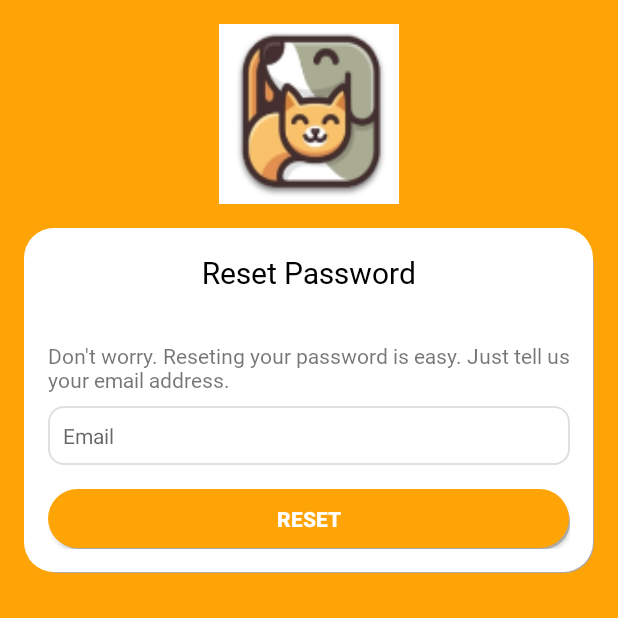
After one commit to haryandrafatwa/AdorablePet, an Android app: the ResetPasswordActivity screen opened directly, with no data from a screen before it, on a phone screen of 412 x 824 dp, the top half of it. The commit adds this screen. Run offline under Robolectric (Android 15) with nearby library versions, the phone set to English and light mode, and no system bars; our stand-ins replace Firebase (no records; nobody signed in at launch, a user with empty details on screens opened directly).

Commit message:
Reset Password Page

```diff
--- a/app/build.gradle
+++ b/app/build.gradle
@@ -6,7 +6,7 @@ android {
     buildToolsVersion "29.0.2"
     defaultConfig {
         applicationId "com.example.adorablepet"
-        minSdkVersion 17
+        minSdkVersion 23
         targetSdkVersion 29
         versionCode 1
         versionName "1.0"
--- a/app/src/main/AndroidManifest.xml
+++ b/app/src/main/AndroidManifest.xml
@@ -18,6 +18,7 @@
         </activity>
         <activity android:name=".MainActivity"/>
         <activity android:name=".RegisterActivity"/>
+        <activity android:name=".ResetPasswordActivity"/>
         <activity android:name=".LoginActivity" android:parentActivityName=".SplashScreen"/>
     </application>
 
--- /dev/null
+++ b/app/src/main/java/com/example/adorablepet/ResetPasswordActivity.java
@@ -0,0 +1,110 @@
+package com.example.adorablepet;
+
+import android.content.DialogInterface;
+import android.content.Intent;
+import android.os.Bundle;
+import android.text.TextUtils;
+import android.view.View;
+import android.widget.Button;
+import android.widget.EditText;
+import android.widget.Toast;
+
+import androidx.annotation.Nullable;
+import androidx.appcompat.app.AlertDialog;
+import androidx.appcompat.app.AppCompatActivity;
+
+import com.google.android.gms.tasks.OnCompleteListener;
+import com.google.android.gms.tasks.Task;
+import com.google.firebase.auth.FirebaseAuth;
+
+public class ResetPasswordActivity extends AppCompatActivity {
+
+    private FirebaseAuth mAuth;
+    private EditText editText;
+    private Button btnReset;
+
+    @Override
+    protected void onCreate(@Nullable Bundle savedInstanceState) {
+        super.onCreate(savedInstanceState);
+        setContentView(R.layout.activity_reset_password);
+        initialize();
+    }
+
+    public void initialize()
+    {
+        editText = (EditText) findViewById(R.id.et_email_reset);
+        btnReset = (Button) findViewById(R.id.btn_reset);
+        mAuth = FirebaseAuth.getInstance();
+        btnReset.setOnClickListener(new View.OnClickListener() {
+            @Override
+            public void onClick(View v) {
+                alertReset();
+            }
+        });
+    }
+
+    @Override
+    public void onBackPressed() {
+        super.onBackPressed();
+        setActivity(LoginActivity.class);
+    }
+
+    private void resetPasswordUser() {
+        String email = editText.getText().toString();
+        if(TextUtils.isEmpty(email))
+        {
+            Toast.makeText(this, "Please fill the email address first", Toast.LENGTH_SHORT).show();
+        }
+        else
+        {
+            mAuth.sendPasswordResetEmail(email).addOnCompleteListener(new OnCompleteListener<Void>() {
+                @Override
+                public void onComplete(Task<Void> task) {
+                    if(task.isSuccessful())
+                    {
+                        setActivity(LoginActivity.class);
+                    }
+                    else
+                    {
+                        Toast.makeText(ResetPasswordActivity.this, "Error : " + task.getException().getMessage(), Toast.LENGTH_SHORT).show();
+                    }
+                }
+            });
+        }
+    }
+
+    public void alertReset(){ // fungsi untuk membuat alert dialog ketika ingin logout
+        AlertDialog.Builder alertDialog2 = new AlertDialog.Builder(this);
+
+        // Setting Dialog Title
+        alertDialog2.setTitle("Reset Confirmation");
+
+        alertDialog2.setCancelable(false);
+
+        // Setting Dialog Message
+        alertDialog2.setMessage("Are you sure want to reset your password?");
+
+        // Setting Positive "Yes" Btn
+        alertDialog2.setPositiveButton("Yes", new DialogInterface.OnClickListener() {
+            public void onClick(DialogInterface dialog, int which) {
+                // Write your code here to execute after dialog
+                resetPasswordUser();
+            }
+        });
+
+        alertDialog2.setNegativeButton("Cancel", new DialogInterface.OnClickListener() {
+            public void onClick(DialogInterface dialog, int which) {
+                dialog.cancel();
+            }
+        });
+        alertDialog2.show();
+
+    }
+
+    private void setActivity(Class activity) { // fungsi untuk kelarin activity terakhir, dan diganti ke activity baru trus dikirim ke halaman login
+        Intent mainIntent = new Intent(this, activity);
+        mainIntent.setFlags(Intent.FLAG_ACTIVITY_CLEAR_TASK | Intent.FLAG_ACTIVITY_NEW_TASK);
+        startActivity(mainIntent);
+        this.finish();
+    }
+}
--- a/app/src/main/res/layout/activity_login.xml
+++ b/app/src/main/res/layout/activity_login.xml
@@ -7,7 +7,7 @@
         android:id="@+id/iv_logo"
         android:layout_width="120dp"
         android:layout_height="120dp"
-        android:background="@drawable/ic_logo"
+        android:background="@drawable/ic_adobe"
         android:layout_centerHorizontal="true"
         android:layout_marginTop="16dp"/>
 
--- a/app/src/main/res/layout/activity_register.xml
+++ b/app/src/main/res/layout/activity_register.xml
@@ -11,7 +11,7 @@
             android:id="@+id/iv_logo"
             android:layout_width="120dp"
             android:layout_height="120dp"
-            android:background="@drawable/ic_logo"
+            android:background="@drawable/ic_adobe"
             android:layout_centerHorizontal="true"
             android:layout_marginTop="16dp"/>
 
--- /dev/null
+++ b/app/src/main/res/layout/activity_reset_password.xml
@@ -0,0 +1,73 @@
+<?xml version="1.0" encoding="utf-8"?>
+<androidx.core.widget.NestedScrollView xmlns:android="http://schemas.android.com/apk/res/android"
+    android:layout_width="match_parent" android:layout_height="match_parent"
+    android:background="?colorPrimary">
+
+    <RelativeLayout
+        android:layout_width="match_parent"
+        android:layout_height="wrap_content">
+
+        <ImageView
+            android:id="@+id/iv_logo"
+            android:layout_width="120dp"
+            android:layout_height="120dp"
+            android:background="@drawable/ic_logo"
+            android:layout_centerHorizontal="true"
+            android:layout_marginTop="16dp"/>
+
+        <RelativeLayout
+            android:layout_width="match_parent"
+            android:layout_height="wrap_content"
+            android:background="@drawable/bg_btn_solid_white"
+            android:layout_margin="16dp"
+            android:padding="16dp"
+            android:layout_below="@id/iv_logo">
+
+            <TextView
+                android:id="@+id/resetpassword"
+                android:layout_width="wrap_content"
+                android:layout_height="wrap_content"
+                android:text="Reset Password"
+                android:textSize="20sp"
+                android:fontFamily="@font/sf_pro_display_medium"
+                android:textColor="@android:color/black"
+                android:layout_centerHorizontal="true"/>
+
+            <EditText
+                android:id="@+id/et_email_reset"
+                android:layout_width="match_parent"
+                android:layout_height="wrap_content"
+                android:padding="10dp"
+                android:hint="Email"
+                android:layout_marginTop="8dp"
+                android:inputType="textEmailAddress"
+                android:textColor="@color/colorInputText"
+                android:textSize="14sp"
+                android:background="@drawable/bg_edittext"
+                android:layout_below="@id/subtitle_reset"/>
+
+            <TextView
+                android:id="@+id/subtitle_reset"
+                android:layout_width="match_parent"
+                android:layout_height="wrap_content"
+                android:text="Don't worry. Reseting your password is easy. Just tell us your email address."
+                android:layout_below="@id/resetpassword"
+                android:fontFamily="@font/sf_pro_display_light"
+                android:layout_marginTop="32dp"/>
+            <Button
+                android:id="@+id/btn_reset"
+                android:layout_width="match_parent"
+                android:layout_height="40dp"
+                android:layout_below="@id/et_email_reset"
+                android:text="Reset"
+                android:textStyle="bold"
+                android:layout_marginTop="16dp"
+                android:textColor="@android:color/white"
+                android:background="@drawable/bg_btn_solid_primary"
+                android:padding="10dp"/>
+
+        </RelativeLayout>
+
+    </RelativeLayout>
+
+</androidx.core.widget.NestedScrollView>
--- a/app/src/main/res/layout/splashscreen.xml
+++ b/app/src/main/res/layout/splashscreen.xml
@@ -12,7 +12,7 @@
             android:id="@+id/ic_logo"
             android:layout_width="120dp"
             android:layout_height="120dp"
-            android:background="@drawable/ic_logo"
+            android:background="@drawable/ic_adobe"
             android:layout_centerHorizontal="true"/>
 
         <TextView
--- a/app/src/main/res/values/colors.xml
+++ b/app/src/main/res/values/colors.xml
@@ -1,8 +1,8 @@
 <?xml version="1.0" encoding="utf-8"?>
 <resources>
     <color name="colorPrimary">#FFA407</color>
-    <color name="colorPrimaryDark">#FFFFFF</color>
-    <color name="colorAccent">#D81B60</color>
+    <color name="colorPrimaryDark">#FFA407</color>
+    <color name="colorAccent">#E49000</color>
     <color name="colorInputText">#9B9B9B</color>
     <color name="colorBorder">#e0e0e0</color>
     <color name="colorText">#416188</color>
```
Also changed, not shown: app/src/main/java/com/example/adorablepet/LoginActivity.java (+9 -1 lines).
